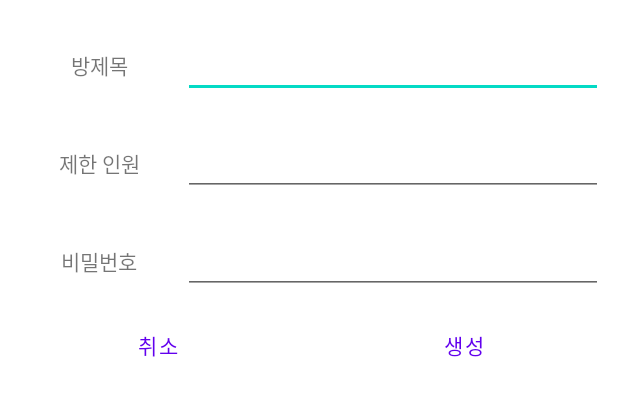
After one commit to devyuseon/da-vinci-code-android, an Android app: the layout dialog_create_room.xml on its own in the app's theme, with its tools: preview values and no code run, on a phone screen of 412 x 824 dp. The commit adds this screen. Shown: the top 396 px of the screen. Run offline under Robolectric (Android 15) with nearby library versions, the phone set to English and light mode, and no system bars.

Commit message:
Feat: 방 목록, 방 생성, 방 참가 요청 구현

```diff
--- a/app/src/main/java/com/hsu/davincicode/LoginActivity.java
+++ b/app/src/main/java/com/hsu/davincicode/LoginActivity.java
@@ -59,7 +59,8 @@ public class LoginActivity extends AppCompatActivity {
                         ChatMsg obj = new ChatMsg(userName, "100", "Hello");
                         networkUtils.sendChatMsg(obj);
 
-                        startMainActivity();
+                        //startMainActivity();
+                        startRommListActivity();
 
                     } catch (IOException e) {
                         Log.w("Login", e);
@@ -72,4 +73,7 @@ public class LoginActivity extends AppCompatActivity {
     public void startMainActivity() {
         startActivity(new Intent(this, MainActivity.class));
     }
+    public void startRommListActivity() {
+        startActivity(new Intent(this, RoomListActivity.class));
+    }
 }
--- /dev/null
+++ b/app/src/main/res/layout/dialog_create_room.xml
@@ -0,0 +1,115 @@
+<?xml version="1.0" encoding="utf-8"?>
+<LinearLayout xmlns:android="http://schemas.android.com/apk/res/android"
+    android:layout_width="match_parent"
+    android:layout_height="match_parent"
+    android:orientation="vertical">
+
+    <LinearLayout
+        android:layout_width="match_parent"
+        android:layout_height="wrap_content"
+        android:layout_margin="10dp"
+        android:orientation="horizontal">
+
+        <TextView
+            android:id="@+id/tv_dialog_roomname"
+            android:layout_width="25dp"
+            android:layout_height="wrap_content"
+            android:layout_marginStart="10dp"
+            android:layout_marginTop="10dp"
+            android:layout_weight="19"
+            android:text="방제목"
+            android:textAlignment="center" />
+
+        <EditText
+            android:id="@+id/et_dialog_roomname"
+            android:layout_width="wrap_content"
+            android:layout_height="wrap_content"
+            android:layout_marginStart="10dp"
+            android:layout_marginTop="10dp"
+            android:layout_marginRight="10dp"
+            android:layout_weight="19"
+            android:ems="10"
+            android:inputType="textPersonName"
+            android:textAlignment="center" />
+
+    </LinearLayout>
+
+    <LinearLayout
+        android:layout_width="match_parent"
+        android:layout_height="wrap_content"
+        android:layout_margin="10dp"
+        android:orientation="horizontal">
+
+        <TextView
+            android:id="@+id/tv_dialog_roomcount"
+            android:layout_width="25dp"
+            android:layout_height="wrap_content"
+            android:layout_marginStart="10dp"
+            android:layout_weight="19"
+            android:text="제한 인원"
+            android:textAlignment="center" />
+
+        <EditText
+            android:id="@+id/et_dialog_roomcount"
+            android:layout_width="wrap_content"
+            android:layout_height="wrap_content"
+            android:layout_marginStart="10dp"
+            android:layout_marginRight="10dp"
+            android:layout_weight="19"
+            android:ems="10"
+            android:inputType="textPersonName"
+            android:textAlignment="center"
+            android:textColor="#9C27B0" />
+
+    </LinearLayout>
+
+    <LinearLayout
+        android:layout_width="match_parent"
+        android:layout_height="wrap_content"
+        android:layout_margin="10dp"
+        android:orientation="horizontal">
+
+        <TextView
+            android:id="@+id/tv_dialog_roompw"
+            android:layout_width="25dp"
+            android:layout_height="wrap_content"
+            android:layout_marginStart="10dp"
+            android:layout_weight="19"
+            android:text="비밀번호"
+            android:textAlignment="center" />
+
+        <EditText
+            android:id="@+id/et_dialog_roompw"
+            android:layout_width="wrap_content"
+            android:layout_height="wrap_content"
+            android:layout_marginStart="10dp"
+            android:layout_marginRight="10dp"
+            android:layout_weight="19"
+            android:ems="10"
+            android:inputType="textPersonName"
+            android:textAlignment="center"
+            android:textColor="#9C27B0" />
+
+    </LinearLayout>
+
+    <LinearLayout
+        android:layout_width="match_parent"
+        android:layout_height="wrap_content">
+
+        <Button
+            android:id="@+id/btn_dialog_dismiss"
+            style="?android:attr/buttonBarButtonStyle"
+            android:layout_width="wrap_content"
+            android:layout_height="wrap_content"
+            android:layout_weight="1"
+            android:text=" 취소" />
+
+        <Button
+            android:id="@+id/btn_dialog_room_create"
+            style="?android:attr/buttonBarButtonStyle"
+            android:layout_width="wrap_content"
+            android:layout_height="wrap_content"
+            android:layout_weight="1"
+            android:text="생성" />
+    </LinearLayout>
+</LinearLayout>
```
Also changed, not shown: app/src/main/AndroidManifest.xml (+5 -4 lines), app/src/main/java/com/hsu/davincicode/Room.java (added, +38 -0 lines), app/src/main/java/com/hsu/davincicode/RoomListActivity.java (added, +119 -0 lines), app/src/main/java/com/hsu/davincicode/RoomListAdapter.java (added, +114 -0 lines), app/src/main/res/layout/activity_room_list.xml (added, +64 -0 lines), app/src/main/res/layout/item_roomlist.xml (added, +28 -0 lines).
